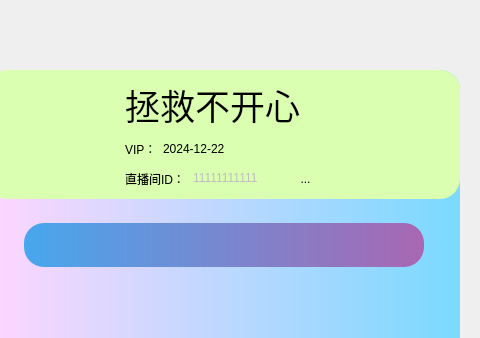
The window that ui/home.ui (ZhangzhiS/DM-Play) describes before a commit, drawn with Qt 5; both pictures show x 292 to 772 and y 0 to 338 of the 949 by 740 pixel window.
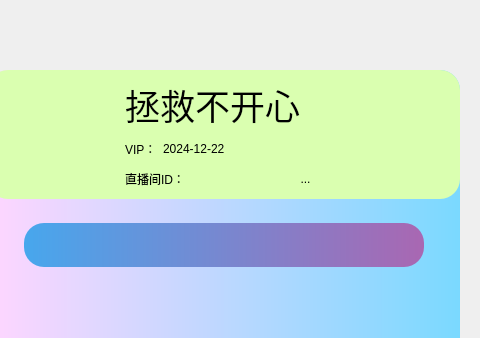
The same window after the commit. Icons and pictures are not drawn.

Commit message: fix: 🐛 修改默认ID展示，修复home页修改id不保存的问题

Patch:
```diff
--- a/ui/home.ui
+++ b/ui/home.ui
@@ -232,7 +232,7 @@
 }</string>
                         </property>
                         <property name="text">
-                         <string>11111111111</string>
+                         <string/>
                         </property>
                        </widget>
                       </item>
```
The commit also changes 2 other files.
